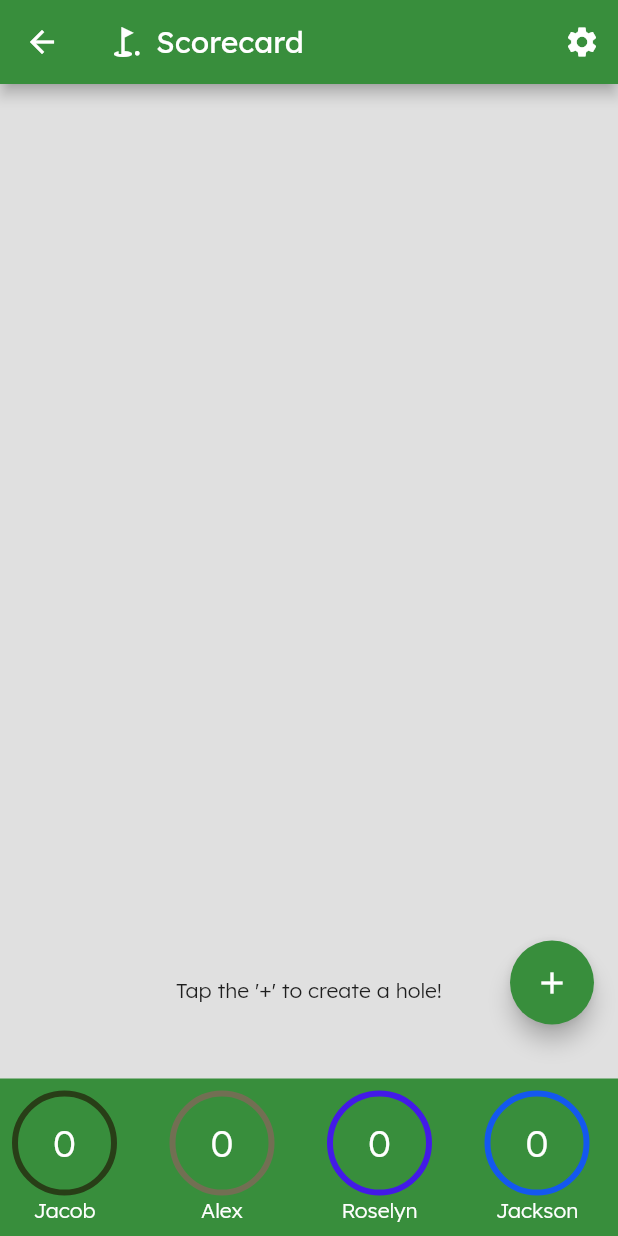
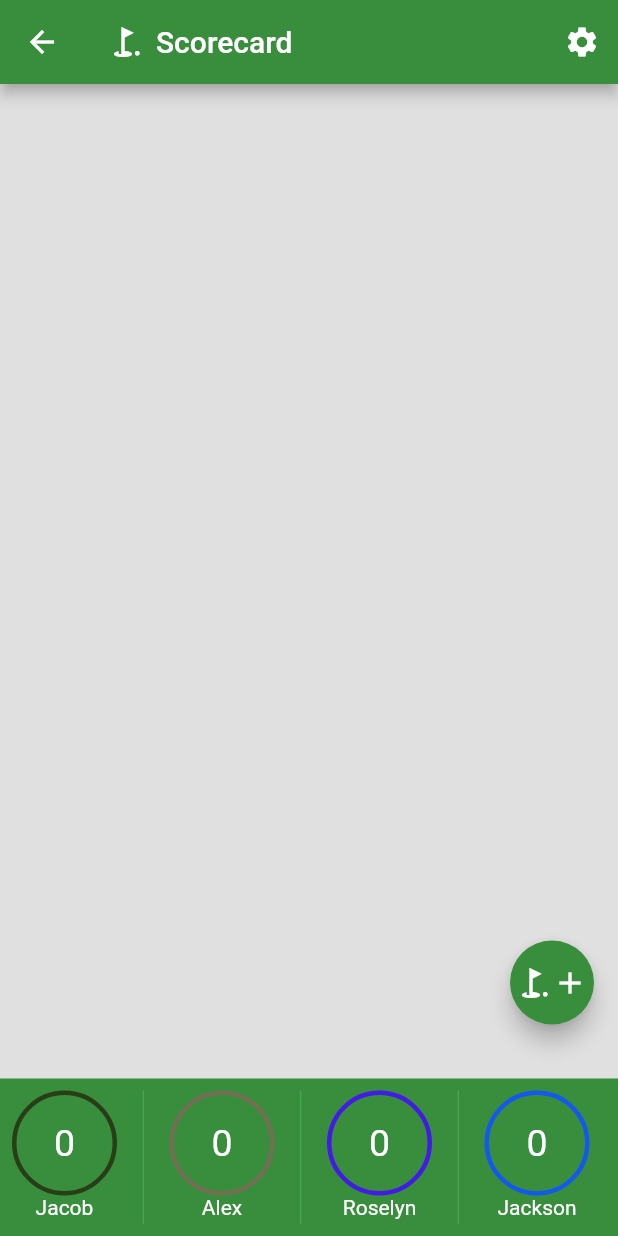
Before and after one commit to jchand99/PuttPuttApp, a Flutter app: the ScorecardPage screen opened directly, on a phone screen of 412 x 824 dp. Run offline on Flutter 3.47's test engine with Material 2 defaults, Android fonts, the phone set to English and light mode, and no system bars; our stand-ins replace email_validator, firebase_auth, firebase_core; missing offline and left inert: keyboard_visibility; accounts and stored records are empty.

Commit message:
Revert "Merge branch 'dev' of https://github.com/jchand99/PuttPuttApp into dev"
This reverts commit 112998d1380ab05ee15bbd32338c08ffba8f0d0b, reversing
changes made to d65a54770be1687014455c1b589e00012de997f8.

revert merge

```diff
--- a/lib/main.dart
+++ b/lib/main.dart
@@ -1,6 +1,5 @@
 import 'package:flutter/material.dart';
 import 'package:puttputtapp/pages/login.dart';
-import 'package:puttputtapp/pages/scorecard.dart';
 import 'pages/home.dart';
 
 import 'package:firebase_auth/firebase_auth.dart';
@@ -57,7 +56,6 @@ class MyApp extends StatelessWidget {
         primaryColor: Colors.green[700],
         accentColor: Colors.green[700],
         scaffoldBackgroundColor: Colors.grey[300],
-        fontFamily: 'Lexend',
       ),
       home: body,
     );
--- a/lib/pages/scorecard.dart
+++ b/lib/pages/scorecard.dart
@@ -91,7 +91,7 @@ class _ScorecardPageState extends State<ScorecardPage> {
           },
           child: Row(
             mainAxisAlignment: MainAxisAlignment.center,
-            children: [Icon(Icons.add)],
+            children: [Icon(Icons.golf_course), Icon(Icons.add)],
           ),
         ),
       ),
@@ -102,12 +102,6 @@ class _ScorecardPageState extends State<ScorecardPage> {
     return Column(
       children: [
         Expanded(child: _listView(context)),
-        Container(
-          padding: const EdgeInsets.only(bottom: 50),
-          child: Center(
-            child: Text("Tap the '+' to create a hole!"),
-          ),
-        ),
         _totals(context),
       ],
     );
@@ -141,7 +135,7 @@ class _ScorecardPageState extends State<ScorecardPage> {
         },
         itemCount: _players.length,
         separatorBuilder: (context, index) => const VerticalDivider(
-          color: Color.fromRGBO(0, 0, 0, 0),
+          color: Colors.green,
           width: 35,
         ),
       ),
--- a/lib/widgets/player_score_widget.dart
+++ b/lib/widgets/player_score_widget.dart
@@ -17,14 +17,14 @@ class _PlayerScoreState extends State<PlayerScore> {
   Widget build(BuildContext context) {
     return Container(
       child: Column(
-        mainAxisAlignment: MainAxisAlignment.spaceBetween,
+        mainAxisAlignment: MainAxisAlignment.start,
         children: [
           Container(
             width: 70,
             height: 70,
             decoration: BoxDecoration(
                 shape: BoxShape.circle,
-                border: Border.all(color: widget._color, width: 4)),
+                border: Border.all(color: widget._color, width: 3)),
             child: Center(
               child: Text(
                 '${widget._totalScore.data}',
```
Also changed, not shown: pubspec.yaml (+0 -16 lines), fonts/Lexend-Bold.ttf (deleted), fonts/Lexend-ExtraBold.ttf (deleted), fonts/Lexend-Light.ttf (deleted), fonts/Lexend-Medium.ttf (deleted), fonts/Lexend-Regular.ttf (deleted), fonts/Lexend-SemiBold.ttf (deleted), fonts/Lexend-Thin.ttf (deleted).
